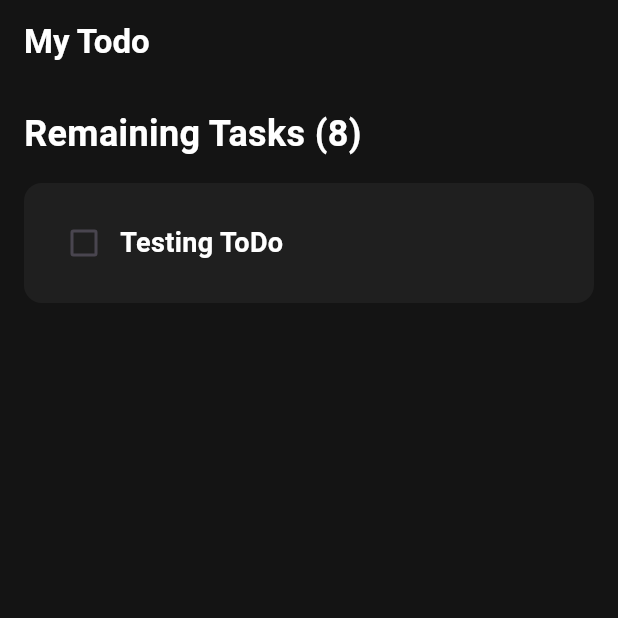
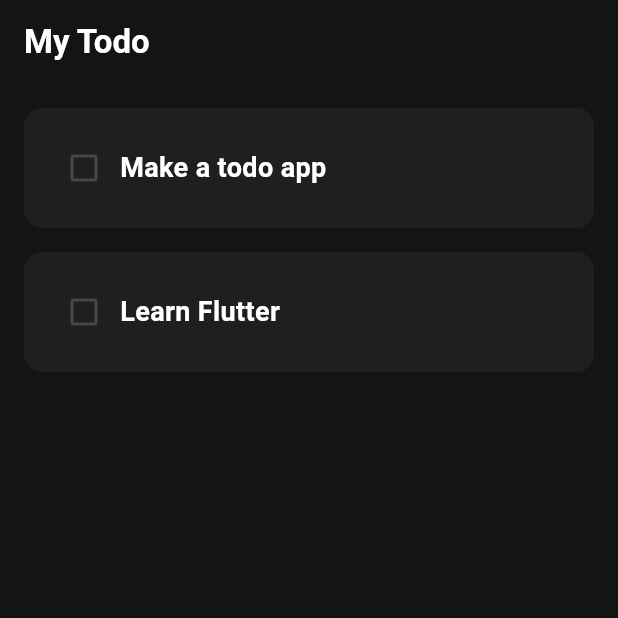
Before and after one commit to boswellbenjamin/Assignment-2-ToDo, a Flutter app: the screen it shows after launch, on a phone screen of 412 x 824 dp, the top half of it. Run offline on Flutter 3.47's test engine with Material 3 defaults, Android fonts, the phone set to English and light mode, and no system bars.

Commit message:
Refactor HomePage to use ListView.builder for dynamic task rendering

```diff
--- a/lib/pages/home_page.dart
+++ b/lib/pages/home_page.dart
@@ -9,37 +9,40 @@ class HomePage extends StatefulWidget {
 }
 
 class _HomePageState extends State<HomePage> {
+  List toDo = [
+    ['Make a todo app', false],
+    ['Learn Flutter', false],
+  ];
+
+  // Checkbox changed function
+  void checkBoxChanged(bool? value, int index) {
+    setState(() {
+      toDo[index][1] = !toDo[index][1];
+    });
+  }
+
   @override
   Widget build(BuildContext context) {
     return Scaffold(
       backgroundColor: const Color.fromARGB(255, 20, 20, 20),
       appBar: AppBar(
+        scrolledUnderElevation: 0,
+        elevation: 0,
         backgroundColor: const Color.fromARGB(255, 20, 20, 20),
         title: Text(
           'My Todo',
           style: TextStyle(fontWeight: FontWeight.bold, color: Colors.white),
         ),
       ),
-      body: ListView(
-        children: [
-          Padding(padding: const EdgeInsets.only(top: 16)),
-          Padding(
-            padding: const EdgeInsets.only(left: 16),
-            child: Text(
-              'Remaining Tasks (8)',
-              style: TextStyle(
-                fontSize: 24,
-                fontWeight: FontWeight.bold,
-                color: Colors.white,
-              ),
-            ),
-          ),
-          TodoList(
-            taskName: 'Testing ToDo',
-            taskCompleted: false,
-            onChanged: (value) {},
-          ),
-        ],
+      body: ListView.builder(
+        itemCount: toDo.length,
+        itemBuilder: (context, index) {
+          return TodoList(
+            taskName: toDo[index][0],
+            taskCompleted: toDo[index][1],
+            onChanged: (value) => checkBoxChanged(value, index),
+          );
+        },
       ),
     );
   }
```
